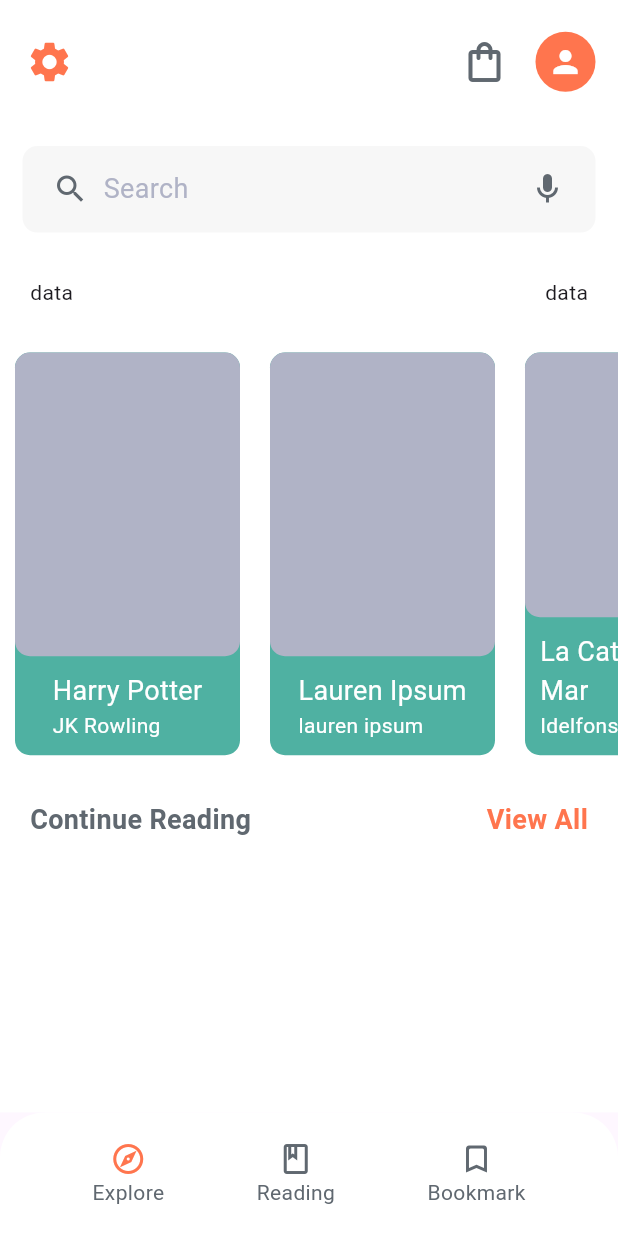
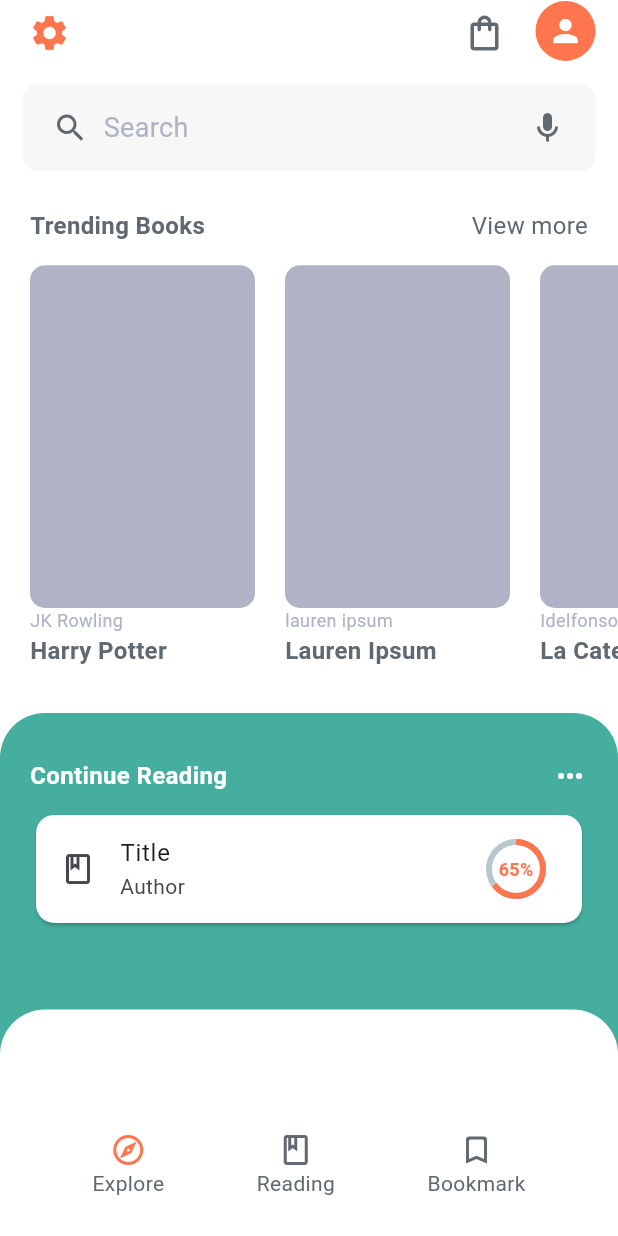
Before and after one commit to Cintya01/ebook_app, a Flutter app: the screen it shows after launch, on a phone screen of 412 x 824 dp. Run offline on Flutter 3.47's test engine with Material 3 defaults, Android fonts, the phone set to English and light mode, and no system bars; drawn by our look-alikes of percent_indicator.

Commit message:
page redirection

```diff
--- a/lib/pages/homepage.dart
+++ b/lib/pages/homepage.dart
@@ -1,4 +1,9 @@
+import 'package:ebook_app/pages/cart_page.dart';
+import 'package:ebook_app/pages/mantainer.dart';
+import 'package:ebook_app/pages/more_books.dart';
 import 'package:ebook_app/widgets/app_colors.dart';
+import 'package:ebook_app/widgets/book_card.dart';
+import 'package:ebook_app/widgets/card_reading.dart';
 import 'package:flutter/material.dart';
 
 //PRIMERA PAGINA DE LA APLICACION
@@ -22,7 +27,7 @@ class HomePage extends StatelessWidget {
       "image": "",
     },
     {
-      "title": "La Islas",
+      "title": "La Mano de Fatima",
       "author": "Carolina",
       "image": "",
     },
@@ -40,17 +45,23 @@ class HomePage extends StatelessWidget {
 
   @override
   Widget build(BuildContext context) {
-    const double iconSize = 32;
+    const double iconSize = 28;
     Size size = MediaQuery.of(context).size;
 
     return Scaffold(
       backgroundColor: AppColor.white,
       appBar: AppBar(
-          toolbarHeight: size.height * 0.1,
+        toolbarHeight: size.height * 0.05,
         backgroundColor: AppColor.white,
         leading: Padding(
           padding: const EdgeInsets.only(left: 10),
-            child: Icon(Icons.settings, size: iconSize, color: AppColor.orange),
+          child: IconButton(
+              onPressed: () {
+                Navigator.push(context,
+                    MaterialPageRoute(builder: (context) => Mantainer()));
+              },
+              icon:
+                  Icon(Icons.settings, size: iconSize, color: AppColor.orange)),
         ),
         actions: [
           Padding(
@@ -58,7 +69,10 @@ class HomePage extends StatelessWidget {
             child: Row(
               children: [
                 IconButton(
-                      onPressed: () {},
+                    onPressed: () {
+                      Navigator.push(context,
+                          MaterialPageRoute(builder: (context) => CartPage()));
+                    },
                     icon: Icon(Icons.shopping_bag_outlined,
                         size: iconSize, color: AppColor.darkGrey)),
                 const SizedBox(width: 10),
@@ -88,91 +102,110 @@ class HomePage extends StatelessWidget {
                 const SizedBox(width: 10),
                 Expanded(
                   child: Text("Search",
-                        style: TextStyle(
-                            color: AppColor.mediumGrey, fontSize: 18)),
+                      style:
+                          TextStyle(color: AppColor.mediumGrey, fontSize: 18)),
                 ),
                 Icon(Icons.mic_outlined, color: AppColor.darkGrey),
               ],
             ),
           ),
           Padding(
-              padding: const EdgeInsets.all(20.0),
+            padding: const EdgeInsets.fromLTRB(20, 15, 20, 5),
             child: Row(
               mainAxisAlignment: MainAxisAlignment.spaceBetween,
               children: [
-                  Text("data"),
-                  Text("data"),
+                Text("Trending Books",
+                    style: TextStyle(
+                        color: AppColor.darkGrey,
+                        fontSize: 16,
+                        fontWeight: FontWeight.w600)),
+                GestureDetector(
+                  onTap: () {
+                    Navigator.push(context,
+                        MaterialPageRoute(builder: (context) => MoreBooks()));
+                  },
+                  child: Text("View more",
+                      style: TextStyle(
+                          color: AppColor.darkGrey,
+                          fontSize: 16,
+                          fontWeight: FontWeight.normal)),
+                ),
               ],
             ),
           ),
           // list book view
-            _imgCarrousel(size),
-            //continue reading view
           Padding(
-              padding: const EdgeInsets.all(20.0),
-              child: Row(
-                mainAxisAlignment: MainAxisAlignment.spaceBetween,
-                children: [
-                  Text("Continue Reading",
-                      style: TextStyle(
-                          color: AppColor.darkGrey,
-                          fontSize: 18,
-                          fontWeight: FontWeight.bold)),
-                  Text("View All",
-                      style: TextStyle(
-                          color: AppColor.orange,
-                          fontSize: 18,
-                          fontWeight: FontWeight.bold)),
-                ],
-              ),
-            ),
-          ],
-        ));
-  }
-
-  Widget _imgCarrousel(size) {
-    return SizedBox(
+            padding: const EdgeInsets.only(left: 10),
+            child: SizedBox(
               height: size.height * 0.35,
               child: ListView.builder(
                 scrollDirection: Axis.horizontal,
                 itemCount: 5,
                 itemBuilder: (context, index) {
                   var book = bookData[index];
-          return Container(
-            margin: const EdgeInsets.all(10),
-            width: 150,
-            decoration: BoxDecoration(
-              color: AppColor.lightGreen,
-              borderRadius: BorderRadius.circular(10),
-            ),
-            child: Column(
-              children: [
-                Expanded(
-                  child: Container(
-                    decoration: BoxDecoration(
-                      borderRadius: BorderRadius.circular(10),
-                      color: AppColor.mediumGrey,
+                  return BookCard(
+                    title: book["title"],
+                    author: book["author"],
+                  );
+                },
               ),
             ),
           ),
+
+          //continue reading view
           Padding(
-                  padding: const EdgeInsets.all(10),
+            padding: const EdgeInsets.only(top: 20),
+            child: Stack(
+              children: [
+                Positioned(
+                    child: Container(
+                        height: size.height * 0.28,
+                        decoration: BoxDecoration(
+                          color: AppColor.darkGreen,
+                          borderRadius: BorderRadius.only(
+                            topLeft: Radius.circular(30),
+                            topRight: Radius.circular(30),
+                          ),
+                        ),
+                        child: Padding(
+                          padding: const EdgeInsets.fromLTRB(20, 30, 20, 0),
                           child: Column(
-                    crossAxisAlignment: CrossAxisAlignment.start,
                             children: [
-                      Text(book["title"],
-                          style:
-                              TextStyle(color: AppColor.white, fontSize: 18)),
-                      Text(book["author"],
-                          style:
-                              TextStyle(color: AppColor.white, fontSize: 14)),
+                              Row(
+                                mainAxisAlignment:
+                                    MainAxisAlignment.spaceBetween,
+                                children: [
+                                  Text("Continue Reading",
+                                      style: TextStyle(
+                                          color: AppColor.white,
+                                          fontSize: 16,
+                                          fontWeight: FontWeight.w600)),
+                                  Icon(Icons.more_horiz, color: AppColor.white),
                                 ],
+                              ),
+                              const SizedBox(height: 10),
+                              CardReading()
+                            ],
+                          ),
+                        ))),
+                Positioned(
+                  top: size.height * 0.24,
+                  bottom: 0,
+                  child: Container(
+                    width: size.width,
+                    decoration: BoxDecoration(
+                      color: AppColor.white,
+                      borderRadius: BorderRadius.only(
+                        topLeft: Radius.circular(30),
+                        topRight: Radius.circular(30),
+                      ),
+                    ),
                   ),
                 )
               ],
             ),
-          );
-        },
+          ),
+        ],
       ),
     );
   }
--- a/lib/pages/main_page.dart
+++ b/lib/pages/main_page.dart
@@ -1,4 +1,5 @@
 import 'package:ebook_app/pages/homepage.dart';
+import 'package:ebook_app/pages/reading.dart';
 import 'package:ebook_app/widgets/app_colors.dart';
 import 'package:flutter/material.dart';
 
@@ -14,7 +15,7 @@ class _MainPageState extends State<MainPage> {
 
   final List<Widget> _widgetPages = [
     HomePage(),
-    Center(child: Text('Page 2')),
+    ReadingPage(),
     Center(child: Text('Page 3')),
   ];
 
@@ -31,14 +32,10 @@ class _MainPageState extends State<MainPage> {
       body: _widgetPages[_selectedIndex],
       bottomNavigationBar: Container(
         width: double.infinity,
-        height: size.height * 0.1,
-        decoration: BoxDecoration(
+        height: size.height * 0.09,
         color: AppColor.white,
-          borderRadius: BorderRadius.only(
-            topLeft: Radius.circular(30),
-            topRight: Radius.circular(30),
-          ),
-        ),
+        child: Padding(
+          padding: const EdgeInsets.only(bottom: 20),
           child: Row(
             mainAxisAlignment: MainAxisAlignment.spaceEvenly,
             children: [
@@ -69,6 +66,7 @@ class _MainPageState extends State<MainPage> {
             ],
           ),
         ),
+      ),
     );
   }
 
--- /dev/null
+++ b/lib/widgets/book_card.dart
@@ -0,0 +1,48 @@
+import 'package:ebook_app/pages/detail_book.dart';
+import 'package:ebook_app/widgets/app_colors.dart';
+import 'package:flutter/material.dart';
+
+class BookCard extends StatelessWidget {
+  final String title;
+  final String author;
+
+  const BookCard({
+    super.key,
+    required this.title,
+    required this.author,
+  });
+
+  @override
+  Widget build(BuildContext context) {
+    return GestureDetector(
+      onTap: () {
+        Navigator.push(
+            context, MaterialPageRoute(builder: (context) => DetailBookPage()));
+      },
+      child: Container(
+        margin: const EdgeInsets.all(10),
+        width: 150,
+        child: Column(
+          crossAxisAlignment: CrossAxisAlignment.start,
+          children: [
+            Expanded(
+              child: Container(
+                decoration: BoxDecoration(
+                  borderRadius: BorderRadius.circular(10),
+                  color: AppColor.mediumGrey,
+                ),
+              ),
+            ),
+            Text(author,
+                style: TextStyle(color: AppColor.mediumGrey, fontSize: 12)),
+            Text(title,
+                style: TextStyle(
+                    color: AppColor.darkGrey,
+                    fontSize: 16,
+                    fontWeight: FontWeight.w600)),
+          ],
+        ),
+      ),
+    );
+  }
+}
--- /dev/null
+++ b/lib/widgets/card_reading.dart
@@ -0,0 +1,34 @@
+import 'package:ebook_app/widgets/app_colors.dart';
+import 'package:flutter/material.dart';
+import 'package:percent_indicator/circular_percent_indicator.dart';
+
+class CardReading extends StatelessWidget {
+  const CardReading({super.key});
+
+  @override
+  Widget build(BuildContext context) {
+    return Card(
+      child: ListTile(
+          tileColor: AppColor.white,
+          shape: RoundedRectangleBorder(
+            borderRadius: BorderRadius.circular(15),
+          ),
+          leading: Icon(Icons.book_outlined),
+          title: Text('Title'),
+          subtitle: Text('Author'),
+          trailing: CircularPercentIndicator(
+            radius: 20,
+            lineWidth: 4,
+            percent: 0.65,
+            center: Text(
+              '65%',
+              style: TextStyle(
+                  fontSize: 12,
+                  color: AppColor.orange,
+                  fontWeight: FontWeight.bold),
+            ),
+            progressColor: AppColor.orange,
+          )),
+    );
+  }
+}
--- a/pubspec.yaml
+++ b/pubspec.yaml
@@ -13,6 +13,7 @@ dependencies:
   flutter:
     sdk: flutter
   cupertino_icons: ^1.0.8
+  percent_indicator: ^4.2.4
 
 dev_dependencies:
   flutter_test:
```
Also changed, not shown: lib/pages/cart_page.dart (+17 -0 lines), lib/pages/detail_book.dart (+32 -0 lines), lib/pages/mantainer.dart (+14 -0 lines), lib/pages/more_books.dart (+25 -0 lines), lib/pages/reading.dart (+66 -0 lines), pubspec.lock. Lines whose indentation alone changed are shown as unchanged.
